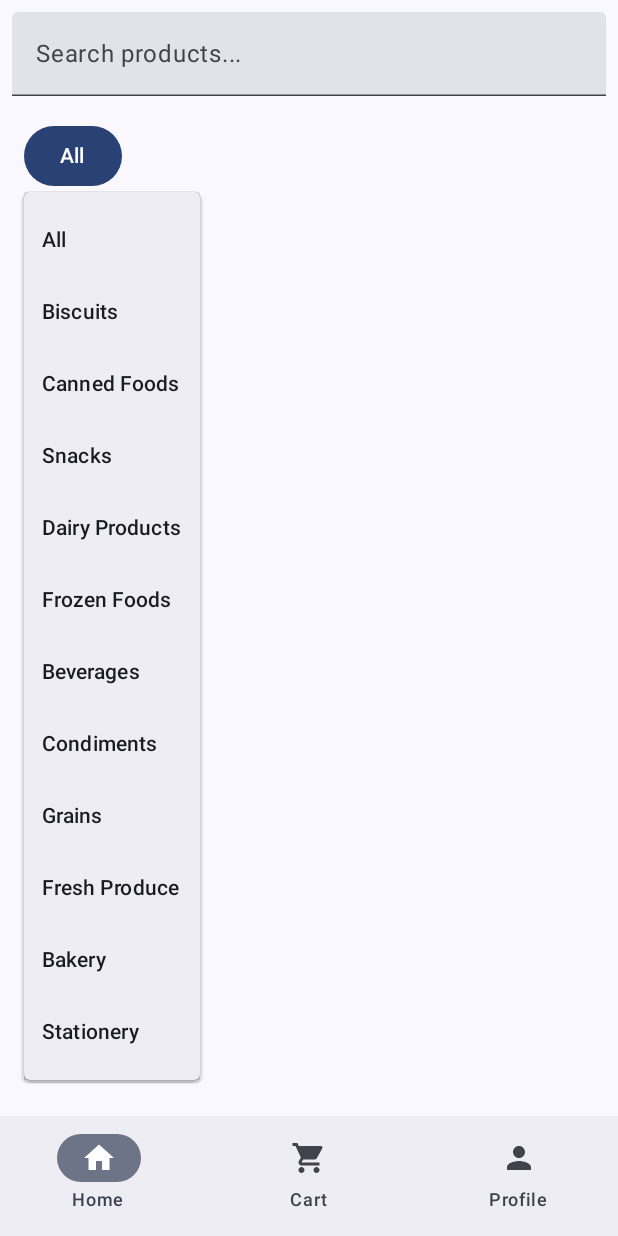
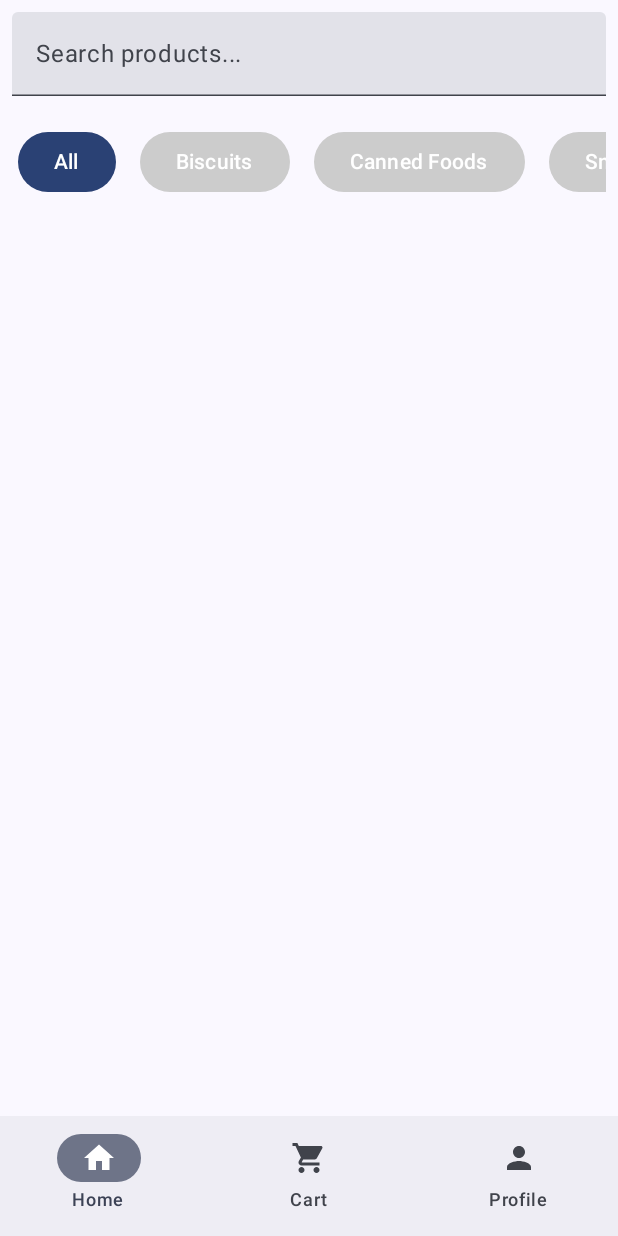
Before and after one commit to OmeshSachethana/EAD-Mobile, an Android app built with Jetpack Compose: the MainActivity screen opened directly, with no data from a screen before it, after a tap on "All", on a phone screen of 412 x 824 dp. Run offline under Robolectric (Android 15) with nearby library versions, the phone set to English and light mode, and no system bars.

Commit message:
added horizontal scrolling

```diff
--- a/app/src/main/java/com/example/ecommerce/ui/products/ProductListScreen.kt
+++ b/app/src/main/java/com/example/ecommerce/ui/products/ProductListScreen.kt
@@ -3,10 +3,12 @@ package com.example.ecommerce.ui.products
 import androidx.compose.foundation.ExperimentalFoundationApi
 import androidx.compose.foundation.Image
 import androidx.compose.foundation.border
+import androidx.compose.foundation.horizontalScroll
 import androidx.compose.foundation.layout.*
 import androidx.compose.foundation.lazy.grid.GridCells
 import androidx.compose.foundation.lazy.grid.LazyVerticalGrid
 import androidx.compose.foundation.lazy.grid.items
+import androidx.compose.foundation.rememberScrollState
 import androidx.compose.foundation.shape.RoundedCornerShape
 import androidx.compose.material3.*
 import androidx.compose.runtime.*
@@ -56,8 +58,8 @@ fun ProductListScreen(
                 .padding(bottom = 8.dp)
         )
 
-        // Category dropdown
-        CategoryDropdownMenu(
+        // Horizontal scrollable category buttons
+        CategoryButtons(
             selectedCategory = selectedCategory,
             onCategorySelected = { selectedCategory = it },
             categories = categories
@@ -79,33 +81,28 @@ fun ProductListScreen(
 }
 
 @Composable
-fun CategoryDropdownMenu(
+fun CategoryButtons(
     selectedCategory: String,
     onCategorySelected: (String) -> Unit,
     categories: List<String>
 ) {
-    var expanded by remember { mutableStateOf(false) }
-
-    Box(modifier = Modifier
-        .fillMaxWidth()
-        .padding(8.dp)) {
-        Button(onClick = { expanded = true }) {
-            Text(text = selectedCategory) // Display the currently selected category
-        }
-        DropdownMenu(
-            expanded = expanded,
-            onDismissRequest = { expanded = false }
-        ) {
-            categories.forEach { category ->
-                DropdownMenuItem(
-                    onClick = {
-                        onCategorySelected(category)
-                        expanded = false
-                    },
-                    text = {
-                        Text(text = category) // Correctly passing the Text composable for the 'text' parameter
-                    }
-                )
+    // Horizontal scrolling row for categories
+    Row(
+        modifier = Modifier
+            .fillMaxWidth()
+            .horizontalScroll(rememberScrollState()) // Enable horizontal scrolling
+            .padding(vertical = 8.dp),
+        horizontalArrangement = Arrangement.spacedBy(8.dp) // Add spacing between buttons
+    ) {
+        categories.forEach { category ->
+            Button(
+                onClick = { onCategorySelected(category) },
+                colors = ButtonDefaults.buttonColors(
+                    containerColor = if (category == selectedCategory) MaterialTheme.colorScheme.primary else Color.LightGray
+                ),
+                modifier = Modifier.padding(4.dp)
+            ) {
+                Text(text = category)
             }
         }
     }
```
